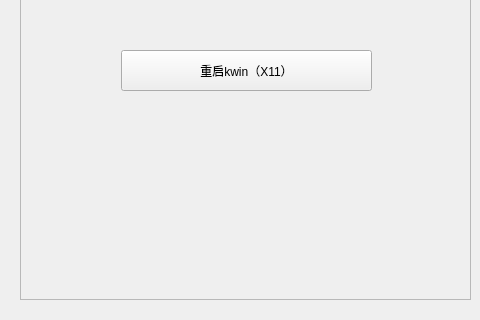
Qt form plasma_beautifier_qt.ui (kde-yyds/plasma-beautifier-qt) before a commit; both pictures show x 800 to 1280 and y 211 to 531 of the 1280 by 720 pixel window.
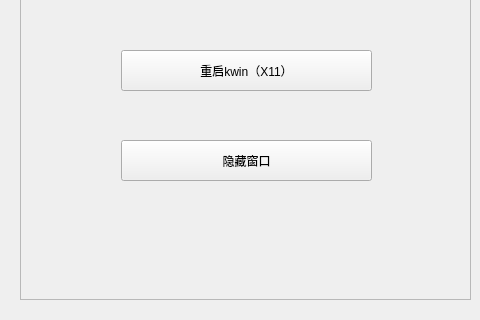
The same form after that commit.

Commit message: add hide button

```diff
--- a/plasma_beautifier_qt.ui
+++ b/plasma_beautifier_qt.ui
@@ -518,6 +518,19 @@
        <string>重启kwin（X11）</string>
       </property>
      </widget>
+     <widget class="QPushButton" name="pushButton_15">
+      <property name="geometry">
+       <rect>
+        <x>100</x>
+        <y>270</y>
+        <width>251</width>
+        <height>41</height>
+       </rect>
+      </property>
+      <property name="text">
+       <string>隐藏窗口</string>
+      </property>
+     </widget>
     </widget>
    </widget>
   </widget>
```
The commit also changes 4 other files.
